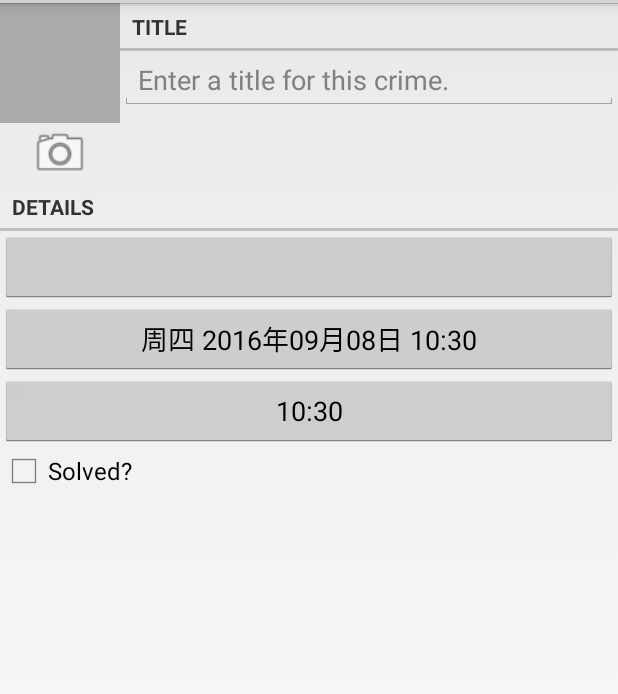
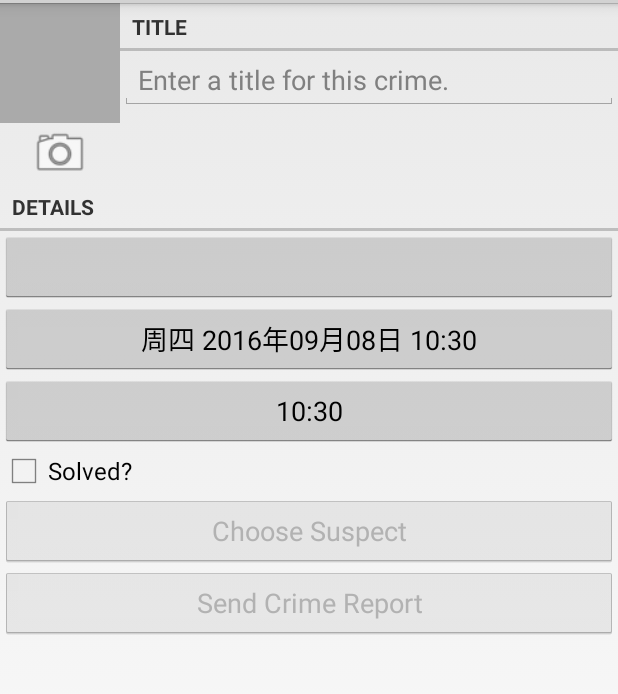
Before and after one commit to liaoyuanhuo666/CriminalIntent, an Android app: the CrimeFragment screen opened directly, with no data from a screen before it, on a phone screen of 412 x 824 dp, the part 69-763 px from its top. Run offline under Robolectric (Android 15) with nearby library versions, the phone set to English and light mode, and no system bars; network calls fail.

Commit message:
  在 CrimeFragment 的布局上添加Choose Suspect和Send Crime Report按钮；   在 Crime 类中添加保存嫌疑人姓名的 mSuspect 变量；   使用格式化的字符串资源创建陋习报告模板。

```diff
--- a/app/src/main/java/com/example/hasee/criminalintent/Crime.java
+++ b/app/src/main/java/com/example/hasee/criminalintent/Crime.java
@@ -15,11 +15,13 @@ public class Crime {
     private Date mDate;
     private boolean mSolved;
     private Photo mPhoto;
+    private String mSuspect;
     private static final String JSON_ID = "id";
     private static final String JSON_TITLE = "title";
     private static final String JSON_DATE = "date";
     private static final String JSON_SOLVED = "solved";
     private static final String JSON_PHOTO = "photo";
+    private static final String JSON_SUSPECT = "suspect";
 
     public Crime() {
         mCrimeId = UUID.randomUUID();
@@ -28,14 +30,17 @@ public class Crime {
 
     public Crime(JSONObject json) throws Exception {
         mCrimeId = UUID.fromString(json.getString(JSON_ID));
+        mDate = new Date(json.getLong(JSON_DATE));
+        mSolved = json.getBoolean(JSON_SOLVED);
         if (json.has(JSON_TITLE)) {
             mCrimeTitle = json.getString(JSON_TITLE);
         }
         if (json.has(JSON_PHOTO)) {
             mPhoto = new Photo(json.getJSONObject(JSON_PHOTO));
         }
-        mDate = new Date(json.getLong(JSON_DATE));
-        mSolved = json.getBoolean(JSON_SOLVED);
+        if (json.has(JSON_SUSPECT)) {
+            mSuspect =json.getString(JSON_SUSPECT);
+        }
     }
 
     public JSONObject toJson() throws JSONException {
@@ -44,6 +49,7 @@ public class Crime {
         json.put(JSON_ID, mCrimeId.toString());
         json.put(JSON_TITLE, mCrimeTitle);
         json.put(JSON_SOLVED, mSolved);
+        json.put(JSON_SUSPECT, mSuspect);
         if (mPhoto != null) {
             json.put(JSON_PHOTO, mPhoto.toJSON());
         }
@@ -86,8 +92,18 @@ public class Crime {
         mPhoto = photo;
     }
 
+    public String getSuspect() {
+        return mSuspect;
+    }
+
+    public void setSuspect(String suspect) {
+        mSuspect = suspect;
+    }
+
     @Override
     public String toString() {
         return mCrimeTitle;
     }
+
+
 }
--- a/app/src/main/java/com/example/hasee/criminalintent/CrimeFragment.java
+++ b/app/src/main/java/com/example/hasee/criminalintent/CrimeFragment.java
@@ -6,10 +6,14 @@ import android.app.AlertDialog;
 import android.content.DialogInterface;
 import android.content.Intent;
 import android.content.pm.PackageManager;
+import android.content.pm.ResolveInfo;
+import android.database.Cursor;
 import android.graphics.drawable.BitmapDrawable;
 import android.hardware.Camera;
+import android.net.Uri;
 import android.os.Build;
 import android.os.Bundle;
+import android.provider.ContactsContract;
 import android.support.annotation.Nullable;
 import android.support.v4.app.Fragment;
 import android.support.v4.app.FragmentManager;
@@ -31,6 +35,7 @@ import android.widget.ImageButton;
 import android.widget.ImageView;
 
 import java.util.Date;
+import java.util.List;
 import java.util.UUID;
 
 /**
@@ -45,11 +50,14 @@ public class CrimeFragment extends Fragment {
     private static final int REQUEST_CODE = 0;
     private static final int REQUEST_CODE_TIME = 1;
     private static final int REQUEST_PHOTO = 2;
+    private static final int REQUEST_CONTACT = 3;
     private Crime mCrime;
     private EditText mCrimeTitle;
     private Button mDateBtn;
     private Button mTimeBtn;
     private Button mchooseBtn;
+    private Button mReportBtn;
+    private Button mSuspectBtn;
     private CheckBox mSolvedCb;
     private ImageButton mCameraImageBtn;
     private ImageView mPhotoImageView;
@@ -90,6 +98,21 @@ public class CrimeFragment extends Fragment {
         mSolvedCb = (CheckBox) view.findViewById(R.id.crime_solved);
         mCameraImageBtn = (ImageButton) view.findViewById(R.id.crime_camera_imagebtn);
         mPhotoImageView = (ImageView) view.findViewById(R.id.crime_imageview);
+        mSuspectBtn = (Button) view.findViewById(R.id.crime_suspect_btn);
+        mReportBtn = (Button) view.findViewById(R.id.crime_report_btn);
+
+        final Intent reportIntent = getReportIntent();
+        final Intent contactIntent = new Intent(Intent.ACTION_PICK, ContactsContract.Contacts.CONTENT_URI);
+        PackageManager pm = getActivity().getPackageManager();
+       List<ResolveInfo> reportActivityes =  pm.queryIntentActivities(reportIntent,0);
+       List<ResolveInfo> contactActivityes =  pm.queryIntentActivities(contactIntent,0);
+        if (reportActivityes.size()==0) {
+            mReportBtn.setEnabled(false);
+        }
+        if (contactActivityes.size()<=0) {
+            mSuspectBtn.setEnabled(false);
+        }
+
 
         mCrimeTitle.addTextChangedListener(new TextWatcher() {
             @Override
@@ -181,6 +204,25 @@ public class CrimeFragment extends Fragment {
                 ImageFragment.getInstance(path).show(fm, DIALOG_IMAGE);
             }
         });
+
+        mReportBtn.setOnClickListener(new View.OnClickListener() {
+            @Override
+            public void onClick(View v) {
+                startActivity(reportIntent);
+            }
+        });
+
+        mSuspectBtn.setOnClickListener(new View.OnClickListener() {
+            @Override
+            public void onClick(View v) {
+                startActivityForResult(contactIntent, REQUEST_CONTACT);
+            }
+        });
+
+        if (mCrime.getSuspect() != null) {
+            mSuspectBtn.setText(mCrime.getSuspect());
+        }
+
         boolean hasCamera = getActivity().getPackageManager().hasSystemFeature(PackageManager.FEATURE_CAMERA)
                 || Camera.getNumberOfCameras() > 0;
         if (!hasCamera) {
@@ -189,6 +231,15 @@ public class CrimeFragment extends Fragment {
         Log.i(TAG, container.getClass() + ":" + container.toString());
 
         return view;
+    }
+
+    private Intent getReportIntent() {
+        Intent intent = new Intent(Intent.ACTION_SEND);
+        intent.setType("text/plain");
+        intent.putExtra(Intent.EXTRA_TEXT, getCrimeReport());
+        intent.putExtra(Intent.EXTRA_SUBJECT, getString(R.string.crime_report_subject));
+        intent = Intent.createChooser(intent, getString(R.string.send_report));
+        return intent;
     }
 
     @Override
@@ -257,6 +308,19 @@ public class CrimeFragment extends Fragment {
                 mCrime.setPhoto(photo);
                 showPhoto();
             }
+        } else if (requestCode == REQUEST_CONTACT) {
+            Uri contectUri = data.getData();
+            String[] queryContacts = new String[]{ContactsContract.Contacts.DISPLAY_NAME};
+            Cursor cursor = getActivity().getContentResolver().query(contectUri, queryContacts, null, null, null);
+            if (cursor==null) {
+                cursor.close();
+                return;
+            }
+            cursor.moveToFirst();
+            String suspect = cursor.getString(0);
+            mCrime.setSuspect(suspect);
+            mSuspectBtn.setText(suspect);
+            cursor.close();
         }
     }
 
@@ -274,4 +338,23 @@ public class CrimeFragment extends Fragment {
         }
         mPhotoImageView.setImageDrawable(drawable);
     }
+
+    private String getCrimeReport() {
+        String solvedString = null;
+        if (mCrime.isSolved()) {
+            solvedString = getString(R.string.crime_report_solved);
+        } else {
+            solvedString = getString(R.string.crime_report_unsolved);
+        }
+        String dateString = Util.dateSdf.format(mCrime.getDate());
+        String suspect = mCrime.getSuspect();
+        if (suspect == null) {
+            suspect = getString(R.string.crime_report_no_suspect);
+        } else {
+            suspect = getString(R.string.crime_report_suspect, suspect);
+        }
+
+        String report = getString(R.string.crime_report, mCrime.getCrimeTitle(), dateString, solvedString, suspect);
+        return report;
+    }
 }
--- a/app/src/main/res/layout/fragment_crime.xml
+++ b/app/src/main/res/layout/fragment_crime.xml
@@ -1,7 +1,14 @@
 <?xml version="1.0" encoding="utf-8"?>
-<LinearLayout xmlns:android="http://schemas.android.com/apk/res/android"
-    android:orientation="vertical" android:layout_width="match_parent"
-    android:layout_height="match_parent">
+
+<ScrollView xmlns:android="http://schemas.android.com/apk/res/android"
+            android:layout_width="match_parent"
+            android:layout_height="match_parent"
+    >
+
+    <LinearLayout
+        android:layout_width="match_parent"
+        android:layout_height="match_parent"
+        android:orientation="vertical">
 
         <LinearLayout
             android:layout_width="match_parent"
@@ -11,37 +18,39 @@
             <LinearLayout
                 android:layout_width="wrap_content"
                 android:layout_height="wrap_content"
+                android:gravity="center"
                 android:orientation="vertical"
-            android:gravity="center"
                 >
+
                 <ImageView
-                android:cropToPadding="true"
-                android:scaleType="centerInside"
-                android:background="@android:color/darker_gray"
                     android:id="@+id/crime_imageview"
                     android:layout_width="80dp"
-                android:layout_height="80dp"/>
+                    android:layout_height="80dp"
+                    android:background="@android:color/darker_gray"
+                    android:cropToPadding="true"
+                    android:scaleType="centerInside"/>
 
                 <ImageButton
                     android:id="@+id/crime_camera_imagebtn"
+                    android:layout_width="wrap_content"
+                    android:layout_height="wrap_content"
                     android:background="@android:drawable/ic_menu_camera"
-                android:layout_width="wrap_content"
-                android:padding="20dp"
-                android:layout_height="wrap_content"/>
+                    android:padding="20dp"/>
             </LinearLayout>
 
 
             <LinearLayout
-            android:orientation="vertical"
                 android:layout_width="match_parent"
-            android:layout_height="match_parent">
+                android:layout_height="match_parent"
+                android:orientation="vertical">
 
                 <TextView
-                android:text="@string/crime_title_label"
+                    style="?android:listSeparatorTextViewStyle"
                     android:layout_width="match_parent"
                     android:layout_height="wrap_content"
-                style="?android:listSeparatorTextViewStyle"
+                    android:text="@string/crime_title_label"
                     />
+
                 <EditText
                     android:id="@+id/crime_title"
                     android:layout_width="match_parent"
@@ -52,10 +61,10 @@
         </LinearLayout>
 
         <TextView
-        android:text="@string/crime_details_label"
+            style="?android:listSeparatorTextViewStyle"
             android:layout_width="match_parent"
             android:layout_height="wrap_content"
-        style="?android:listSeparatorTextViewStyle"
+            android:text="@string/crime_details_label"
             />
 
         <Button
@@ -69,15 +78,32 @@
             android:layout_width="match_parent"
             android:layout_height="wrap_content"
             />
+
         <Button
             android:id="@+id/crime_time"
             android:layout_width="match_parent"
             android:layout_height="wrap_content"
             />
+
         <CheckBox
-        android:text="@string/crime_solved_label"
             android:id="@+id/crime_solved"
             android:layout_width="wrap_content"
-        android:layout_height="wrap_content" />
+            android:layout_height="wrap_content"
+            android:text="@string/crime_solved_label"/>
+
+        <Button
+            android:text="@string/crime_suspect_text"
+            android:id="@+id/crime_suspect_btn"
+            android:layout_width="match_parent"
+            android:layout_height="wrap_content"
+            />
+
+        <Button
+            android:text="@string/crime_report_text"
+            android:id="@+id/crime_report_btn"
+            android:layout_width="match_parent"
+            android:layout_height="wrap_content"
+            />
 
     </LinearLayout>
+</ScrollView>
--- a/app/src/main/res/values/strings.xml
+++ b/app/src/main/res/values/strings.xml
@@ -14,5 +14,16 @@
   <string name="subtitle">Sometimes tolerance is not a virtue.</string>
   <string name="delete_crime">Delete Crime</string>
   <string name="take">Take!</string>
+  <string name="crime_suspect_text">Choose Suspect</string>
+  <string name="crime_report_text">Send Crime Report</string>
+  <string name="crime_report">%1$s!
+The crime was discovered on %2$s. %3$s, and %4$s
+  </string>
+  <string name="crime_report_solved">The case is solved</string>
+  <string name="crime_report_unsolved">The case is not solved</string>
+  <string name="crime_report_no_suspect">There is no suspect.</string>
+  <string name="crime_report_suspect">The suspect is %s.</string>
+  <string name="crime_report_subject">CriminalIntent Crime Report</string>
+  <string name="send_report">Send crime report via</string>
 
 </resources>
```
Lines whose indentation alone changed are shown as unchanged.
